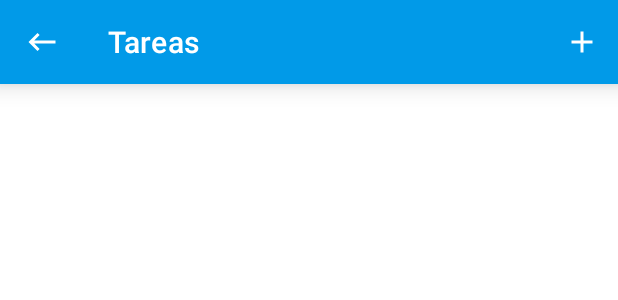
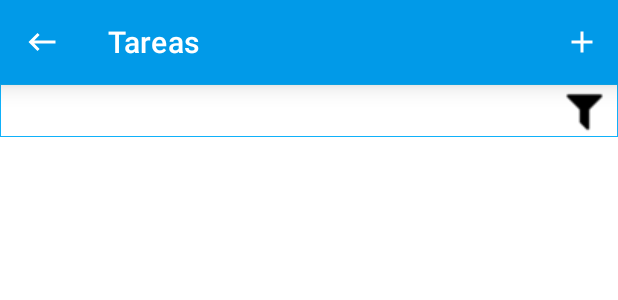
Before and after one commit to jorgegarcia1996/ARAssistant, an Android app: the layout fragment_task.xml on its own in the app's theme, with its tools: preview values and no code run, on a phone screen of 412 x 824 dp. Shown: the top 300 px of the screen. Run offline under Robolectric (Android 15) with nearby library versions, the phone set to English and light mode, and no system bars.

Commit message:
Tareas por usuarios

```diff
--- a/App-Movil/app/src/main/java/com/iescampanillas/arassistant/adapter/TaskAdapter.java
+++ b/App-Movil/app/src/main/java/com/iescampanillas/arassistant/adapter/TaskAdapter.java
@@ -15,10 +15,12 @@ import android.widget.Toast;
 import androidx.annotation.NonNull;
 import androidx.recyclerview.widget.RecyclerView;
 
+import com.google.firebase.auth.FirebaseAuth;
 import com.google.firebase.database.FirebaseDatabase;
 import com.iescampanillas.arassistant.R;
 import com.iescampanillas.arassistant.constant.AppString;
 import com.iescampanillas.arassistant.model.Task;
+import com.iescampanillas.arassistant.utils.UserUtils;
 
 import java.lang.reflect.Field;
 import java.util.ArrayList;
@@ -115,7 +117,8 @@ public class TaskAdapter extends RecyclerView.Adapter<TaskAdapter.TaskHolder> {
      * */
     private void deleteTask(String taskId) {
         fbDatabase = FirebaseDatabase.getInstance();
-        fbDatabase.getReference(AppString.DB_TASK_REF).child(taskId).removeValue();
+        String uid = new UserUtils().getCurrentUserUid();
+        fbDatabase.getReference(AppString.DB_TASK_REF).child(uid).child(taskId).removeValue();
         Toast.makeText(ctx, R.string.toast_deleted_task, Toast.LENGTH_SHORT).show();
         data.clear();
     }
--- a/App-Movil/app/src/main/java/com/iescampanillas/arassistant/constant/AppString.java
+++ b/App-Movil/app/src/main/java/com/iescampanillas/arassistant/constant/AppString.java
@@ -1,8 +1,12 @@
 package com.iescampanillas.arassistant.constant;
 
 public interface AppString {
-    String USER_DATA = "userData";
+    //Tasks
     String TASK_PREFIX = "task_";
     String DB_TASK_REF = "task/";
     String TASK_TO_EDIT = "task_to_edit";
+
+    //Categories
+    String CATEGORY_PREFIX = "category_";
+    String DB_CATEGORY_REF = "category/";
 }
--- a/App-Movil/app/src/main/java/com/iescampanillas/arassistant/constant/BundleName.java
+++ /dev/null
@@ -1,5 +0,0 @@
-package com.iescampanillas.arassistant.constant;
-
-public interface BundleName {
-    String USER_DATA = "userData";
-}
--- a/App-Movil/app/src/main/java/com/iescampanillas/arassistant/constant/NumberCode.java
+++ /dev/null
@@ -1,6 +0,0 @@
-package com.iescampanillas.arassistant.constant;
-
-public interface NumberCode {
-    int LOGIN_CODE = 1;
-    int REGISTER_CODE = 4987;
-}
--- a/App-Movil/app/src/main/java/com/iescampanillas/arassistant/utils/Generator.java
+++ b/App-Movil/app/src/main/java/com/iescampanillas/arassistant/utils/Generator.java
@@ -2,7 +2,7 @@ package com.iescampanillas.arassistant.utils;
 
 import java.util.Random;
 
-public final class Generator {
+public class Generator {
 
     public Generator() {
 
--- /dev/null
+++ b/App-Movil/app/src/main/res/drawable/bg_spinner.xml
@@ -0,0 +1,18 @@
+<?xml version="1.0" encoding="utf-8"?>
+<selector xmlns:android="http://schemas.android.com/apk/res/android">
+    <item>
+        <layer-list>
+            <item>
+                <shape>
+                    <gradient android:angle="90" android:endColor="#ffffff" android:startColor="#ffffff" android:type="linear" />
+                    <stroke android:width="0.33dp" android:color="#0fb1fa" />
+                    <corners android:radius="0dp" />
+                    <padding android:bottom="3dp" android:left="3dp" android:right="3dp" android:top="3dp" />
+                </shape>
+            </item>
+            <item android:right="5dp">
+                <bitmap android:gravity="center_vertical|right" android:src="@drawable/icon_filter"/>
+            </item>
+        </layer-list>
+    </item>
+</selector>
--- a/App-Movil/app/src/main/res/layout/fragment_task.xml
+++ b/App-Movil/app/src/main/res/layout/fragment_task.xml
@@ -43,11 +43,19 @@
 
         </androidx.appcompat.widget.Toolbar>
 
+        <Spinner
+            android:id="@+id/fragmentTaskCategorySpinner"
+            style="@style/SpinnerTheme"
+            android:layout_width="match_parent"
+            android:layout_height="wrap_content"
+            app:layout_constraintTop_toBottomOf="@+id/fragmentTaskToolbar"
+            tools:layout_editor_absoluteX="0dp"/>
+
         <androidx.recyclerview.widget.RecyclerView
             android:id="@+id/fragmentTaskRecycler"
             android:layout_width="match_parent"
             android:layout_height="wrap_content"
-            app:layout_constraintTop_toBottomOf="@+id/fragmentTaskToolbar"/>
+            app:layout_constraintTop_toBottomOf="@+id/fragmentTaskCategorySpinner"/>
 
     </androidx.constraintlayout.widget.ConstraintLayout>
 
--- a/App-Movil/app/src/main/res/values/styles.xml
+++ b/App-Movil/app/src/main/res/values/styles.xml
@@ -20,4 +20,8 @@
         <item name="android:minHeight">48dp</item>
     </style>
 
+    <style name="SpinnerTheme" parent="android:Widget.Spinner">
+        <item name="android:background">@drawable/bg_spinner</item>
+    </style>
+
 </resources>
```
Also changed, not shown: App-Movil/app/src/main/java/com/iescampanillas/arassistant/fragment/CreateTaskFragment.java (+7 -2 lines), App-Movil/app/src/main/java/com/iescampanillas/arassistant/fragment/TaskFragment.java (+6 -1 lines), App-Movil/app/src/main/java/com/iescampanillas/arassistant/model/Category.java (added, +35 -0 lines), App-Movil/app/src/main/java/com/iescampanillas/arassistant/utils/UserUtils.java (added, +16 -0 lines), App-Movil/app/src/main/res/drawable/icon_filter.png (added), 1 other file.
